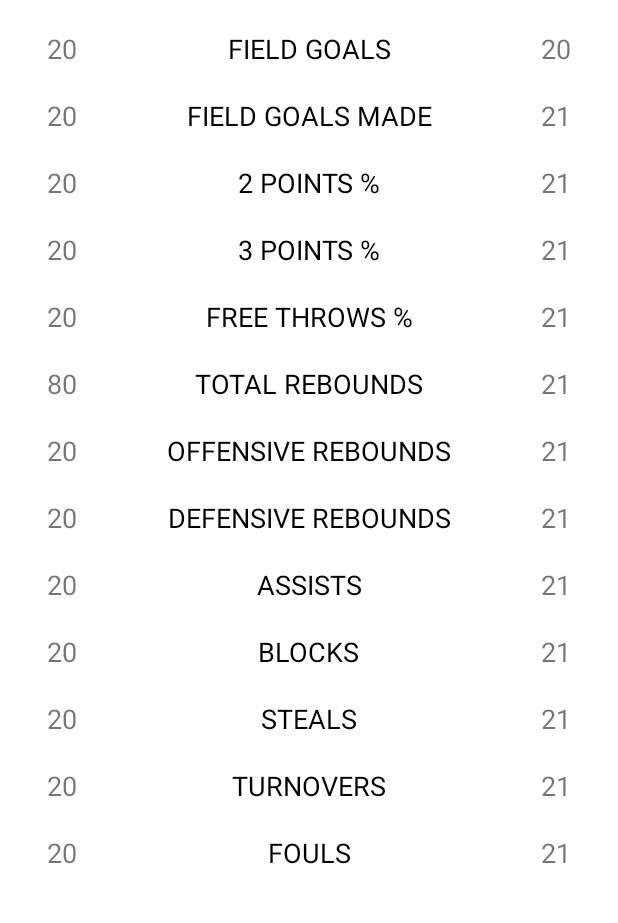
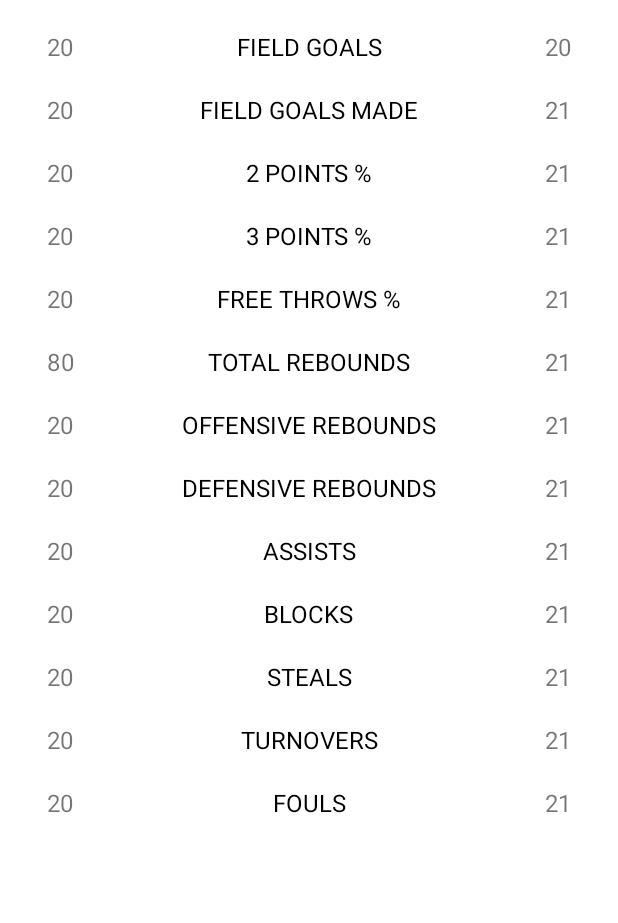
Before and after one commit to K-Konstantinidis/Basketball-League, an Android app: the layout fragment_team_stats_finished_user.xml on its own in the app's theme, with its tools: preview values and no code run, on a phone screen of 412 x 824 dp, the part 98-1021 px from its top. Run offline under Robolectric (Android 15) with nearby library versions, the phone set to English and light mode, and no system bars; network calls fail.

Commit message:
Changed text size

```diff
--- a/Mob-App/app/src/main/res/layout/fragment_team_stats_finished_user.xml
+++ b/Mob-App/app/src/main/res/layout/fragment_team_stats_finished_user.xml
@@ -47,7 +47,7 @@
 				android:layout_height="wrap_content"
 				android:layout_marginTop="20dp"
 				android:text="20"
-				android:textSize="18sp"
+				android:textSize="16sp"
 				app:layout_constraintBottom_toBottomOf="parent"
 				app:layout_constraintEnd_toEndOf="parent"
 				app:layout_constraintHorizontal_bias="0.08"
@@ -61,7 +61,7 @@
 				android:layout_height="wrap_content"
 				android:layout_marginTop="20dp"
 				android:text="20"
-				android:textSize="18sp"
+				android:textSize="16sp"
 				app:layout_constraintBottom_toBottomOf="parent"
 				app:layout_constraintEnd_toEndOf="parent"
 				app:layout_constraintHorizontal_bias="0.08"
@@ -75,7 +75,7 @@
 				android:layout_height="wrap_content"
 				android:layout_marginTop="20dp"
 				android:text="20"
-				android:textSize="18sp"
+				android:textSize="16sp"
 				app:layout_constraintBottom_toBottomOf="parent"
 				app:layout_constraintEnd_toEndOf="parent"
 				app:layout_constraintHorizontal_bias="0.08"
@@ -89,7 +89,7 @@
 				android:layout_height="wrap_content"
 				android:layout_marginTop="20dp"
 				android:text="20"
-				android:textSize="18sp"
+				android:textSize="16sp"
 				app:layout_constraintBottom_toBottomOf="parent"
 				app:layout_constraintEnd_toEndOf="parent"
 				app:layout_constraintHorizontal_bias="0.08"
@@ -103,7 +103,7 @@
 				android:layout_height="wrap_content"
 				android:layout_marginTop="20dp"
 				android:text="20"
-				android:textSize="18sp"
+				android:textSize="16sp"
 				app:layout_constraintBottom_toBottomOf="parent"
 				app:layout_constraintEnd_toEndOf="parent"
 				app:layout_constraintHorizontal_bias="0.08"
@@ -117,7 +117,7 @@
 				android:layout_height="wrap_content"
 				android:layout_marginTop="20dp"
 				android:text="80"
-				android:textSize="18sp"
+				android:textSize="16sp"
 				app:layout_constraintBottom_toBottomOf="parent"
 				app:layout_constraintEnd_toEndOf="parent"
 				app:layout_constraintHorizontal_bias="0.08"
@@ -131,7 +131,7 @@
 				android:layout_height="wrap_content"
 				android:layout_marginTop="20dp"
 				android:text="20"
-				android:textSize="18sp"
+				android:textSize="16sp"
 				app:layout_constraintBottom_toBottomOf="parent"
 				app:layout_constraintEnd_toEndOf="parent"
 				app:layout_constraintHorizontal_bias="0.08"
@@ -145,7 +145,7 @@
 				android:layout_height="wrap_content"
 				android:layout_marginTop="20dp"
 				android:text="20"
-				android:textSize="18sp"
+				android:textSize="16sp"
 				app:layout_constraintBottom_toBottomOf="parent"
 				app:layout_constraintEnd_toEndOf="parent"
 				app:layout_constraintHorizontal_bias="0.08"
@@ -159,7 +159,7 @@
 				android:layout_height="wrap_content"
 				android:layout_marginTop="20dp"
 				android:text="20"
-				android:textSize="18sp"
+				android:textSize="16sp"
 				app:layout_constraintBottom_toBottomOf="parent"
 				app:layout_constraintEnd_toEndOf="parent"
 				app:layout_constraintHorizontal_bias="0.08"
@@ -173,7 +173,7 @@
 				android:layout_height="wrap_content"
 				android:layout_marginTop="20dp"
 				android:text="20"
-				android:textSize="18sp"
+				android:textSize="16sp"
 				app:layout_constraintBottom_toBottomOf="parent"
 				app:layout_constraintEnd_toEndOf="parent"
 				app:layout_constraintHorizontal_bias="0.08"
@@ -187,7 +187,7 @@
 				android:layout_height="wrap_content"
 				android:layout_marginTop="20dp"
 				android:text="20"
-				android:textSize="18sp"
+				android:textSize="16sp"
 				app:layout_constraintBottom_toBottomOf="parent"
 				app:layout_constraintEnd_toEndOf="parent"
 				app:layout_constraintHorizontal_bias="0.08"
@@ -201,7 +201,7 @@
 				android:layout_height="wrap_content"
 				android:layout_marginTop="20dp"
 				android:text="20"
-				android:textSize="18sp"
+				android:textSize="16sp"
 				app:layout_constraintBottom_toBottomOf="parent"
 				app:layout_constraintEnd_toEndOf="parent"
 				app:layout_constraintHorizontal_bias="0.08"
@@ -216,7 +216,7 @@
 				android:layout_marginTop="20dp"
 				android:layout_marginBottom="10dp"
 				android:text="20"
-				android:textSize="18sp"
+				android:textSize="16sp"
 				app:layout_constraintBottom_toBottomOf="parent"
 				app:layout_constraintEnd_toEndOf="parent"
 				app:layout_constraintHorizontal_bias="0.08"
@@ -232,7 +232,7 @@
 				android:text="Field Goals"
 				android:textAllCaps="true"
 				android:textColor="@color/black"
-				android:textSize="18sp"
+				android:textSize="16sp"
 				app:layout_constraintBottom_toBottomOf="parent"
 				app:layout_constraintEnd_toStartOf="@+id/fieldGoalsAway"
 				app:layout_constraintStart_toEndOf="@+id/fieldGoalsHome"
@@ -247,7 +247,7 @@
 				android:text="Field Goals Made"
 				android:textAllCaps="true"
 				android:textColor="@color/black"
-				android:textSize="18sp"
+				android:textSize="16sp"
 				app:layout_constraintBottom_toBottomOf="parent"
 				app:layout_constraintEnd_toStartOf="@+id/fieldGoalsMadeAway"
 				app:layout_constraintStart_toEndOf="@+id/fieldGoalsMadeHome"
@@ -262,7 +262,7 @@
 				android:text="2 Points %"
 				android:textAllCaps="true"
 				android:textColor="@color/black"
-				android:textSize="18sp"
+				android:textSize="16sp"
 				app:layout_constraintBottom_toBottomOf="parent"
 				app:layout_constraintEnd_toStartOf="@+id/twoPtsPercentAway"
 				app:layout_constraintStart_toEndOf="@+id/twoPtsPercentHome"
@@ -277,7 +277,7 @@
 				android:text="3 Points %"
 				android:textAllCaps="true"
 				android:textColor="@color/black"
-				android:textSize="18sp"
+				android:textSize="16sp"
 				app:layout_constraintBottom_toBottomOf="parent"
 				app:layout_constraintEnd_toStartOf="@+id/threePtsPercentAway"
 				app:layout_constraintStart_toEndOf="@+id/threePtsPercentHome"
@@ -292,7 +292,7 @@
 				android:text="Free Throws %"
 				android:textAllCaps="true"
 				android:textColor="@color/black"
-				android:textSize="18sp"
+				android:textSize="16sp"
 				app:layout_constraintBottom_toBottomOf="parent"
 				app:layout_constraintEnd_toStartOf="@+id/freeThrowsLAway"
 				app:layout_constraintStart_toEndOf="@+id/freeThrowsHome"
@@ -307,7 +307,7 @@
 				android:text="Total Rebounds"
 				android:textAllCaps="true"
 				android:textColor="@color/black"
-				android:textSize="18sp"
+				android:textSize="16sp"
 				app:layout_constraintBottom_toBottomOf="parent"
 				app:layout_constraintEnd_toStartOf="@+id/totalReboundsAway"
 				app:layout_constraintStart_toEndOf="@+id/totalReboundsHome"
@@ -322,7 +322,7 @@
 				android:text="Offensive Rebounds"
 				android:textAllCaps="true"
 				android:textColor="@color/black"
-				android:textSize="18sp"
+				android:textSize="16sp"
 				app:layout_constraintBottom_toBottomOf="parent"
 				app:layout_constraintEnd_toStartOf="@+id/offensiveReboundsAway"
 				app:layout_constraintStart_toEndOf="@+id/offensiveReboundsHome"
@@ -337,7 +337,7 @@
 				android:text="Defensive Rebounds"
 				android:textAllCaps="true"
 				android:textColor="@color/black"
-				android:textSize="18sp"
+				android:textSize="16sp"
 				app:layout_constraintBottom_toBottomOf="parent"
 				app:layout_constraintEnd_toStartOf="@+id/defensiveReboundsAway"
 				app:layout_constraintStart_toEndOf="@+id/defensiveReboundsHome"
@@ -352,7 +352,7 @@
 				android:text="Assists"
 				android:textAllCaps="true"
 				android:textColor="@color/black"
-				android:textSize="18sp"
+				android:textSize="16sp"
 				app:layout_constraintBottom_toBottomOf="parent"
 				app:layout_constraintEnd_toStartOf="@+id/assistsAway"
 				app:layout_constraintStart_toEndOf="@+id/assistsHome"
@@ -367,7 +367,7 @@
 				android:text="Blocks"
 				android:textAllCaps="true"
 				android:textColor="@color/black"
-				android:textSize="18sp"
+				android:textSize="16sp"
 				app:layout_constraintBottom_toBottomOf="parent"
 				app:layout_constraintEnd_toStartOf="@+id/blocksAway"
 				app:layout_constraintStart_toEndOf="@+id/blocksHome"
@@ -382,7 +382,7 @@
 				android:text="Steals"
 				android:textAllCaps="true"
 				android:textColor="@color/black"
-				android:textSize="18sp"
+				android:textSize="16sp"
 				app:layout_constraintBottom_toBottomOf="parent"
 				app:layout_constraintEnd_toStartOf="@+id/stealsAway"
 				app:layout_constraintStart_toEndOf="@+id/stealsHome"
@@ -397,7 +397,7 @@
 				android:text="Turnovers"
 				android:textAllCaps="true"
 				android:textColor="@color/black"
-				android:textSize="18sp"
+				android:textSize="16sp"
 				app:layout_constraintBottom_toBottomOf="parent"
 				app:layout_constraintEnd_toStartOf="@+id/turnoversAway"
 				app:layout_constraintStart_toEndOf="@+id/turnoverHome"
@@ -413,7 +413,7 @@
 				android:text="Fouls"
 				android:textAllCaps="true"
 				android:textColor="@color/black"
-				android:textSize="18sp"
+				android:textSize="16sp"
 				app:layout_constraintBottom_toBottomOf="parent"
 				app:layout_constraintEnd_toStartOf="@+id/foulsAway"
 				app:layout_constraintHorizontal_bias="0.5"
@@ -427,7 +427,7 @@
 				android:layout_height="wrap_content"
 				android:layout_marginTop="20dp"
 				android:text="20"
-				android:textSize="18sp"
+				android:textSize="16sp"
 				app:layout_constraintBottom_toBottomOf="parent"
 				app:layout_constraintEnd_toEndOf="parent"
 				app:layout_constraintHorizontal_bias="0.92"
@@ -441,7 +441,7 @@
 				android:layout_height="wrap_content"
 				android:layout_marginTop="20dp"
 				android:text="21"
-				android:textSize="18sp"
+				android:textSize="16sp"
 				app:layout_constraintBottom_toBottomOf="parent"
 				app:layout_constraintEnd_toEndOf="parent"
 				app:layout_constraintHorizontal_bias="0.92"
@@ -455,7 +455,7 @@
 				android:layout_height="wrap_content"
 				android:layout_marginTop="20dp"
 				android:text="21"
-				android:textSize="18sp"
+				android:textSize="16sp"
 				app:layout_constraintBottom_toBottomOf="parent"
 				app:layout_constraintEnd_toEndOf="parent"
 				app:layout_constraintHorizontal_bias="0.92"
@@ -469,7 +469,7 @@
 				android:layout_height="wrap_content"
 				android:layout_marginTop="20dp"
 				android:text="21"
-				android:textSize="18sp"
+				android:textSize="16sp"
 				app:layout_constraintBottom_toBottomOf="parent"
 				app:layout_constraintEnd_toEndOf="parent"
 				app:layout_constraintHorizontal_bias="0.92"
@@ -483,7 +483,7 @@
 				android:layout_height="wrap_content"
 				android:layout_marginTop="20dp"
 				android:text="21"
-				android:textSize="18sp"
+				android:textSize="16sp"
 				app:layout_constraintBottom_toBottomOf="parent"
 				app:layout_constraintEnd_toEndOf="parent"
 				app:layout_constraintHorizontal_bias="0.92"
@@ -497,7 +497,7 @@
 				android:layout_height="wrap_content"
 				android:layout_marginTop="20dp"
 				android:text="21"
-				android:textSize="18sp"
+				android:textSize="16sp"
 				app:layout_constraintBottom_toBottomOf="parent"
 				app:layout_constraintEnd_toEndOf="parent"
 				app:layout_constraintHorizontal_bias="0.92"
@@ -511,7 +511,7 @@
 				android:layout_height="wrap_content"
 				android:layout_marginTop="20dp"
 				android:text="21"
-				android:textSize="18sp"
+				android:textSize="16sp"
 				app:layout_constraintBottom_toBottomOf="parent"
 				app:layout_constraintEnd_toEndOf="parent"
 				app:layout_constraintHorizontal_bias="0.92"
@@ -525,7 +525,7 @@
 				android:layout_height="wrap_content"
 				android:layout_marginTop="20dp"
 				android:text="21"
-				android:textSize="18sp"
+				android:textSize="16sp"
 				app:layout_constraintBottom_toBottomOf="parent"
 				app:layout_constraintEnd_toEndOf="parent"
 				app:layout_constraintHorizontal_bias="0.92"
@@ -539,7 +539,7 @@
 				android:layout_height="wrap_content"
 				android:layout_marginTop="20dp"
 				android:text="21"
-				android:textSize="18sp"
+				android:textSize="16sp"
 				app:layout_constraintBottom_toBottomOf="parent"
 				app:layout_constraintEnd_toEndOf="parent"
 				app:layout_constraintHorizontal_bias="0.92"
@@ -553,7 +553,7 @@
 				android:layout_height="wrap_content"
 				android:layout_marginTop="20dp"
 				android:text="21"
-				android:textSize="18sp"
+				android:textSize="16sp"
 				app:layout_constraintBottom_toBottomOf="parent"
 				app:layout_constraintEnd_toEndOf="parent"
 				app:layout_constraintHorizontal_bias="0.92"
@@ -567,7 +567,7 @@
 				android:layout_height="wrap_content"
 				android:layout_marginTop="20dp"
 				android:text="21"
-				android:textSize="18sp"
+				android:textSize="16sp"
 				app:layout_constraintBottom_toBottomOf="parent"
 				app:layout_constraintEnd_toEndOf="parent"
 				app:layout_constraintHorizontal_bias="0.92"
@@ -581,7 +581,7 @@
 				android:layout_height="wrap_content"
 				android:layout_marginTop="20dp"
 				android:text="21"
-				android:textSize="18sp"
+				android:textSize="16sp"
 				app:layout_constraintBottom_toBottomOf="parent"
 				app:layout_constraintEnd_toEndOf="parent"
 				app:layout_constraintHorizontal_bias="0.92"
@@ -596,7 +596,7 @@
 				android:layout_marginTop="20dp"
 				android:layout_marginBottom="10dp"
 				android:text="21"
-				android:textSize="18sp"
+				android:textSize="16sp"
 				app:layout_constraintBottom_toBottomOf="parent"
 				app:layout_constraintEnd_toEndOf="parent"
 				app:layout_constraintHorizontal_bias="0.92"
```
Also changed, not shown: Mob-App/app/src/main/res/layout/fragment_team_stats_live_user.xml (+39 -39 lines).
